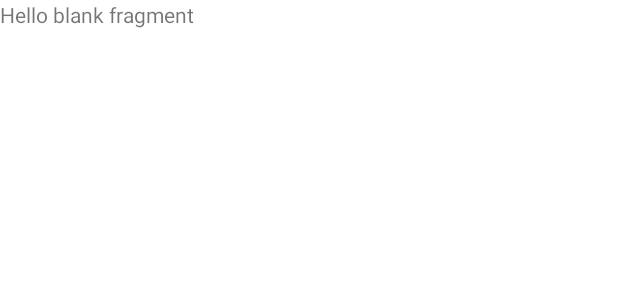
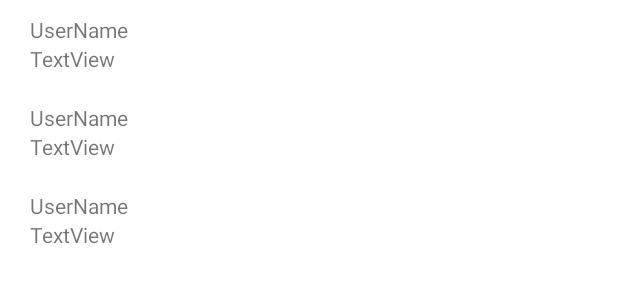
Before and after one commit to Pazarama-Android-Kotlin-Bootcamp/week-5-assignment-CagriKIRT, an Android app: the layout fragment_user.xml on its own in the app's theme, with its tools: preview values and no code run, on a phone screen of 412 x 824 dp. Shown: the top 300 px of the screen. Run offline under Robolectric (Android 15) with nearby library versions, the phone set to English and light mode, and no system bars.

Commit message:
add users screen

```diff
--- a/app/build.gradle
+++ b/app/build.gradle
@@ -1,6 +1,7 @@
 plugins {
     id 'com.android.application'
     id 'org.jetbrains.kotlin.android'
+
 }
 
 android {
--- a/app/src/main/java/com/example/week_5_assignment_cagrikirt/data/api/ApiService.kt
+++ b/app/src/main/java/com/example/week_5_assignment_cagrikirt/data/api/ApiService.kt
@@ -1,12 +1,11 @@
 package com.example.week_5_assignment_cagrikirt.data.api
 
 import Post
-import Users
+import User
 
 import retrofit2.Call
 import retrofit2.http.DELETE
 import retrofit2.http.GET
-import retrofit2.http.Header
 import retrofit2.http.Path
 
 /**
@@ -18,7 +17,7 @@ interface ApiService {
     fun getPosts(): Call<List<Post>>
 
     @GET("users")
-    fun getUsers(): Call<List<Users>>
+    fun getUsers(): Call<List<User>>
 
     @DELETE("posts/{id}")
     fun deletePost(@Path("{id}") id: String): Call<Post>
--- a/app/src/main/java/com/example/week_5_assignment_cagrikirt/data/model/Users.kt
+++ b/app/src/main/java/com/example/week_5_assignment_cagrikirt/data/model/User.kt
@@ -3,7 +3,7 @@ import com.google.gson.annotations.SerializedName
 import com.example.week_5_assignment_cagrikirt.data.model.Company
 
 
-data class Users(
+data class User(
     @SerializedName("address")
     val address: Address?,
     @SerializedName("company")
--- a/app/src/main/res/layout/fragment_user.xml
+++ b/app/src/main/res/layout/fragment_user.xml
@@ -3,12 +3,14 @@
     xmlns:tools="http://schemas.android.com/tools"
     android:layout_width="match_parent"
     android:layout_height="match_parent"
+    xmlns:app="http://schemas.android.com/apk/res-auto"
     tools:context=".ui.users.UserFragment">
 
-    <!-- TODO: Update blank fragment layout -->
-    <TextView
+    <androidx.recyclerview.widget.RecyclerView
+        android:id="@+id/user_recyclerview"
         android:layout_width="match_parent"
         android:layout_height="match_parent"
-        android:text="@string/hello_blank_fragment" />
-
+        app:layoutManager="androidx.recyclerview.widget.LinearLayoutManager"
+        tools:listitem="@layout/item_user_layout"
+        />
 </FrameLayout>
--- /dev/null
+++ b/app/src/main/res/layout/item_user_layout.xml
@@ -0,0 +1,22 @@
+<?xml version="1.0" encoding="utf-8"?>
+<LinearLayout xmlns:android="http://schemas.android.com/apk/res/android"
+    android:layout_width="wrap_content"
+    android:layout_height="wrap_content"
+    android:orientation="vertical"
+    android:paddingStart="20dp"
+    android:paddingTop="10dp"
+    android:paddingEnd="20dp"
+    android:paddingBottom="10dp">
+
+    <TextView
+        android:id="@+id/user_name_txt"
+        android:layout_width="match_parent"
+        android:layout_height="wrap_content"
+        android:text="UserName" />
+
+    <TextView
+        android:id="@+id/user_email"
+        android:layout_width="match_parent"
+        android:layout_height="wrap_content"
+        android:text="TextView" />
+</LinearLayout>
```
Also changed, not shown: app/src/main/java/com/example/week_5_assignment_cagrikirt/ui/users/UserFragment.kt (+36 -0 lines), app/src/main/java/com/example/week_5_assignment_cagrikirt/ui/users/adapter/UserAdapter.kt (added, +44 -0 lines).
